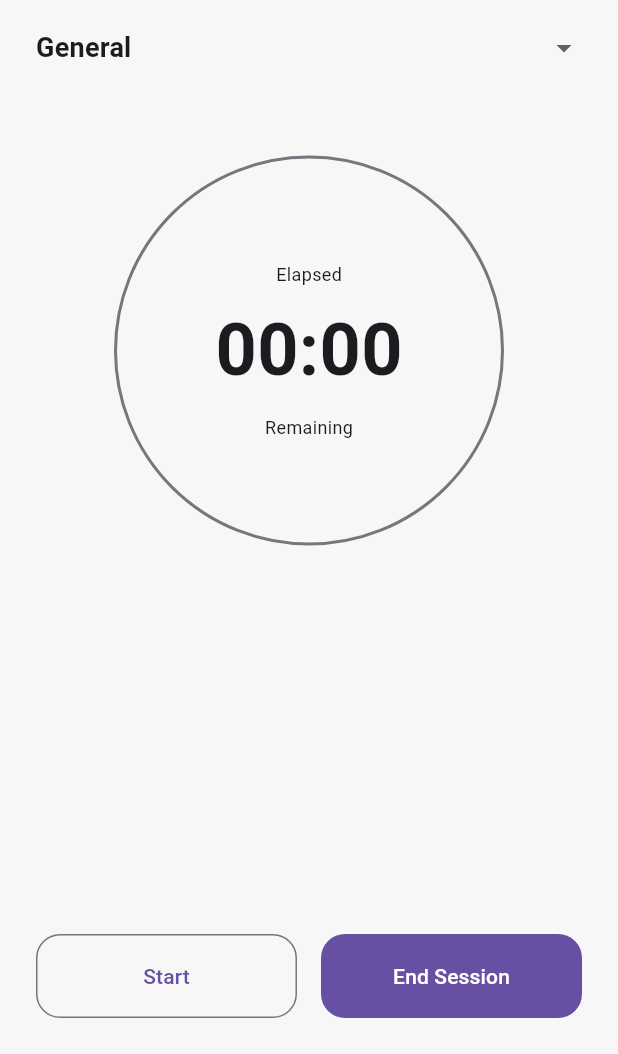
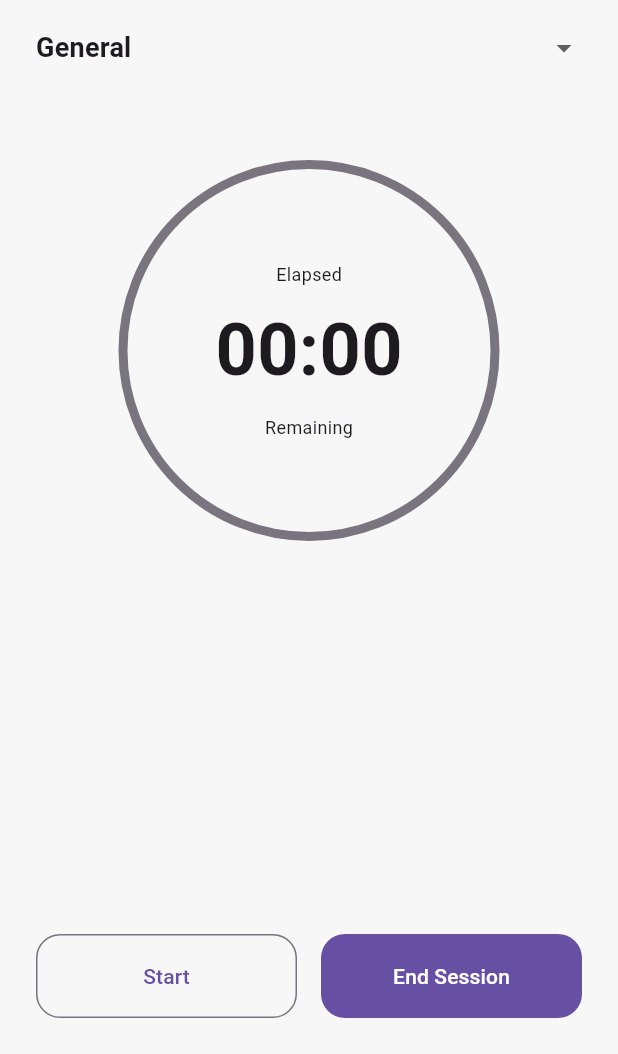
Before and after one commit to thisscribe000/PRAYER, a Flutter app: the screen it shows after launch, after a tap on the "play arrow" icon, on a phone screen of 412 x 824 dp, the part 182-1236 px from its top. Run offline on Flutter 3.47's test engine with Material 3 defaults, Android fonts, the phone set to English and light mode, and no system bars; our stand-ins replace flutter_riverpod, go_router, hive, hive_flutter; accounts and stored records are empty.

Commit message:
MVP freeze - core session tracking complete

```diff
--- a/lib/features/home/presentation/home_screen.dart
+++ b/lib/features/home/presentation/home_screen.dart
@@ -10,6 +10,8 @@ class HomeScreen extends ConsumerWidget {
   @override
   Widget build(BuildContext context, WidgetRef ref) {
     final session = ref.watch(sessionProvider);
+    final controller = ref.read(sessionProvider.notifier);
+
     final currentProject = session.projects.firstWhere(
       (p) => p.id == session.selectedProjectId,
       orElse: () => session.projects.first,
@@ -34,30 +36,52 @@ class HomeScreen extends ConsumerWidget {
           child: Column(
             crossAxisAlignment: CrossAxisAlignment.start,
             children: [
-              const SizedBox(height: 8),
               const Text(
-                'Today',
+                "Overview",
                 style: TextStyle(
                   fontSize: 18,
                   fontWeight: FontWeight.w600,
                 ),
               ),
+
               const SizedBox(height: 16),
+
               Card(
                 child: Padding(
                   padding: const EdgeInsets.all(16),
                   child: Column(
                     crossAxisAlignment: CrossAxisAlignment.start,
                     children: [
+                      const Text("Today"),
+                      const SizedBox(height: 4),
                       Text(
-                        currentProject.name,
-                        style: const TextStyle(fontSize: 12),
+                        _formatDuration(controller.todayTotal),
+                        style: const TextStyle(
+                          fontSize: 20,
+                          fontWeight: FontWeight.w700,
+                        ),
                       ),
-                      const SizedBox(height: 6),
+
+                      const SizedBox(height: 16),
+
+                      const Text("This Week"),
+                      const SizedBox(height: 4),
+                      Text(
+                        _formatDuration(controller.weekTotal),
+                        style: const TextStyle(
+                          fontSize: 20,
+                          fontWeight: FontWeight.w700,
+                        ),
+                      ),
+
+                      const SizedBox(height: 16),
+
+                      const Text("Current Project"),
+                      const SizedBox(height: 4),
                       Text(
                         _formatDuration(currentProject.total),
                         style: const TextStyle(
-                          fontSize: 28,
+                          fontSize: 20,
                           fontWeight: FontWeight.w700,
                         ),
                       ),
--- a/lib/features/session/domain/session_controller.dart
+++ b/lib/features/session/domain/session_controller.dart
@@ -1,16 +1,27 @@
 import 'dart:async';
 import 'package:flutter_riverpod/legacy.dart';
 import 'package:uuid/uuid.dart';
+import 'package:hive/hive.dart';
 
 final sessionProvider =
     StateNotifierProvider<SessionController, SessionState>(
   (ref) => SessionController(),
 );
 
+class PrayerSession {
+  final Duration duration;
+  final DateTime date;
+
+  PrayerSession({
+    required this.duration,
+    required this.date,
+  });
+}
+
 class PrayerProject {
   final String id;
   final String name;
-  final List<Duration> sessions;
+  final List<PrayerSession> sessions;
 
   PrayerProject({
     required this.id,
@@ -21,14 +32,14 @@ class PrayerProject {
   Duration get total {
     return sessions.fold(
       Duration.zero,
-      (previous, element) => previous + element,
+      (previous, element) => previous + element.duration,
     );
   }
 
   PrayerProject copyWith({
     String? id,
     String? name,
-    List<Duration>? sessions,
+    List<PrayerSession>? sessions,
   }) {
     return PrayerProject(
       id: id ?? this.id,
@@ -73,23 +84,114 @@ class SessionController extends StateNotifier<SessionState> {
           SessionState(
             elapsed: Duration.zero,
             isRunning: false,
-            projects: [
-              PrayerProject(
+            projects: [],
+            selectedProjectId: "",
+          ),
+        ) {
+    _loadProjects();
+  }
+
+  Timer? _timer;
+
+  // ---------------- ANALYTICS ----------------
+
+  Duration get todayTotal {
+    final now = DateTime.now();
+
+    final todaySessions = state.projects
+        .expand((p) => p.sessions)
+        .where((s) =>
+            s.date.year == now.year &&
+            s.date.month == now.month &&
+            s.date.day == now.day);
+
+    return todaySessions.fold(
+      Duration.zero,
+      (prev, element) => prev + element.duration,
+    );
+  }
+
+  Duration get weekTotal {
+    final now = DateTime.now();
+    final startOfWeek =
+        now.subtract(Duration(days: now.weekday - 1));
+
+    final weekSessions = state.projects
+        .expand((p) => p.sessions)
+        .where((s) => s.date.isAfter(startOfWeek));
+
+    return weekSessions.fold(
+      Duration.zero,
+      (prev, element) => prev + element.duration,
+    );
+  }
+
+  // ---------------- LOAD ----------------
+
+  void _loadProjects() {
+    final box = Hive.box('projectsBox');
+    final saved = box.get('projects');
+
+    if (saved != null) {
+      final List<PrayerProject> loadedProjects =
+          (saved as List).map((e) {
+        final map = Map<String, dynamic>.from(e);
+
+        return PrayerProject(
+          id: map['id'],
+          name: map['name'],
+          sessions: (map['sessions'] as List).map((s) {
+            final sessionMap = Map<String, dynamic>.from(s);
+            return PrayerSession(
+              duration: Duration(seconds: sessionMap['duration']),
+              date: DateTime.parse(sessionMap['date']),
+            );
+          }).toList(),
+        );
+      }).toList();
+
+      state = state.copyWith(
+        projects: loadedProjects,
+        selectedProjectId: loadedProjects.first.id,
+      );
+    } else {
+      final defaultProject = PrayerProject(
         id: const Uuid().v4(),
         name: "General",
         sessions: [],
-              ),
-            ],
-            selectedProjectId: "",
-          ),
-        ) {
-    // Automatically select the default project
+      );
+
       state = state.copyWith(
-      selectedProjectId: state.projects.first.id,
+        projects: [defaultProject],
+        selectedProjectId: defaultProject.id,
       );
+
+      _saveProjects();
+    }
   }
 
-  Timer? _timer;
+  // ---------------- SAVE ----------------
+
+  void _saveProjects() {
+    final box = Hive.box('projectsBox');
+
+    final serialized = state.projects.map((p) {
+      return {
+        'id': p.id,
+        'name': p.name,
+        'sessions': p.sessions.map((s) {
+          return {
+            'duration': s.duration.inSeconds,
+            'date': s.date.toIso8601String(),
+          };
+        }).toList(),
+      };
+    }).toList();
+
+    box.put('projects', serialized);
+  }
+
+  // ---------------- TIMER ----------------
 
   void start() {
     if (state.isRunning) return;
@@ -122,10 +224,15 @@ class SessionController extends StateNotifier<SessionState> {
       return;
     }
 
+    final newSession = PrayerSession(
+      duration: state.elapsed,
+      date: DateTime.now(),
+    );
+
     final updatedProjects = state.projects.map((project) {
       if (project.id == state.selectedProjectId) {
         return project.copyWith(
-          sessions: [...project.sessions, state.elapsed],
+          sessions: [...project.sessions, newSession],
         );
       }
       return project;
@@ -136,16 +243,14 @@ class SessionController extends StateNotifier<SessionState> {
       elapsed: Duration.zero,
       isRunning: false,
     );
+
+    _saveProjects();
   }
+
+  // ---------------- PROJECT MANAGEMENT ----------------
 
   void selectProject(String id) {
     state = state.copyWith(selectedProjectId: id);
-  }
-
-  PrayerProject get currentProject {
-    return state.projects.firstWhere(
-      (p) => p.id == state.selectedProjectId,
-    );
   }
 
   void createProject(String name) {
@@ -158,6 +263,30 @@ class SessionController extends StateNotifier<SessionState> {
     state = state.copyWith(
       projects: [...state.projects, newProject],
     );
+
+    _saveProjects();
   }
 
+  // ✅ NEW METHOD ADDED (nothing removed)
+
+  void deleteProject(String id) {
+    if (state.projects.length <= 1) return;
+
+    final updated = state.projects.where((p) => p.id != id).toList();
+
+    final newSelected = updated.first.id;
+
+    state = state.copyWith(
+      projects: updated,
+      selectedProjectId: newSelected,
+    );
+
+    _saveProjects();
   }
+
+  PrayerProject get currentProject {
+    return state.projects.firstWhere(
+      (p) => p.id == state.selectedProjectId,
+    );
+  }
+}
--- a/lib/features/session/presentation/pray_now_screen.dart
+++ b/lib/features/session/presentation/pray_now_screen.dart
@@ -1,5 +1,6 @@
 import 'package:flutter/material.dart';
 import 'package:flutter_riverpod/flutter_riverpod.dart';
+import 'widgets/progress_ring.dart';
 
 import '../../../core/theme/theme_mode_provider.dart';
 import '../domain/session_controller.dart';
@@ -72,18 +73,20 @@ class PrayNowScreen extends ConsumerWidget {
             const SizedBox(height: 48),
 
             /// Circle Placeholder
-            Container(
+            SizedBox(
               width: 260,
               height: 260,
-              decoration: BoxDecoration(
-                shape: BoxShape.circle,
-                border: Border.all(
-                  color: theme.dividerColor,
-                  width: 2,
+              child: Stack(
+                alignment: Alignment.center,
+                children: [
+                  ProgressRing(
+                    elapsed: session.elapsed,
+                    maxDuration: const Duration(minutes: 60),
+                    activeColor: theme.colorScheme.primary,
+                    inactiveColor: theme.dividerColor,
                   ),
-              ),
-              child: Center(
-                child: Column(
+
+                  Column(
                     mainAxisAlignment: MainAxisAlignment.center,
                     children: [
                       const Text("Elapsed", style: TextStyle(fontSize: 12)),
@@ -99,8 +102,10 @@ class PrayNowScreen extends ConsumerWidget {
                       const Text("Remaining", style: TextStyle(fontSize: 12)),
                     ],
                   ),
+                ],
               ),
             ),
+
 
             const Spacer(),
 
--- /dev/null
+++ b/lib/features/session/presentation/widgets/progress_ring.dart
@@ -0,0 +1,75 @@
+import 'dart:math';
+import 'package:flutter/material.dart';
+
+class ProgressRing extends StatelessWidget {
+  final Duration elapsed;
+  final Duration maxDuration;
+  final Color activeColor;
+  final Color inactiveColor;
+
+  const ProgressRing({
+    super.key,
+    required this.elapsed,
+    required this.maxDuration,
+    required this.activeColor,
+    required this.inactiveColor,
+  });
+
+  @override
+  Widget build(BuildContext context) {
+    final progress =
+        (elapsed.inSeconds / maxDuration.inSeconds).clamp(0.0, 1.0);
+
+    return CustomPaint(
+      painter: _RingPainter(
+        progress: progress,
+        activeColor: activeColor,
+        inactiveColor: inactiveColor,
+      ),
+      child: const SizedBox.expand(),
+    );
+  }
+}
+
+class _RingPainter extends CustomPainter {
+  final double progress;
+  final Color activeColor;
+  final Color inactiveColor;
+
+  _RingPainter({
+    required this.progress,
+    required this.activeColor,
+    required this.inactiveColor,
+  });
+
+  @override
+  void paint(Canvas canvas, Size size) {
+    const strokeWidth = 6.0;
+    final center = size.center(Offset.zero);
+    final radius = (size.width / 2) - strokeWidth;
+
+    final backgroundPaint = Paint()
+      ..color = inactiveColor
+      ..style = PaintingStyle.stroke
+      ..strokeWidth = strokeWidth
+      ..strokeCap = StrokeCap.round;
+
+    final progressPaint = Paint()
+      ..color = activeColor
+      ..style = PaintingStyle.stroke
+      ..strokeWidth = strokeWidth
+      ..strokeCap = StrokeCap.round;
+
+    final rect = Rect.fromCircle(center: center, radius: radius);
+
+    canvas.drawArc(rect, -pi / 2, 2 * pi, false, backgroundPaint);
+    canvas.drawArc(rect, -pi / 2, 2 * pi * progress, false, progressPaint);
+  }
+
+  @override
+  bool shouldRepaint(covariant _RingPainter oldDelegate) {
+    return oldDelegate.progress != progress ||
+        oldDelegate.activeColor != activeColor ||
+        oldDelegate.inactiveColor != inactiveColor;
+  }
+}
--- a/lib/main.dart
+++ b/lib/main.dart
@@ -1,3 +1,4 @@
+import 'package:hive_flutter/hive_flutter.dart';
 import 'package:flutter/material.dart';
 import 'package:flutter_riverpod/flutter_riverpod.dart';
 
@@ -5,8 +6,12 @@ import 'app/router/app_router.dart';
 import 'app/theme/app_theme.dart';
 import 'core/theme/theme_mode_provider.dart';
 
-void main() {
+Future<void> main() async {
   WidgetsFlutterBinding.ensureInitialized();
+
+  await Hive.initFlutter();
+  await Hive.openBox('projectsBox');
+
   runApp(const ProviderScope(child: PrayWithMeApp()));
 }
 
--- a/pubspec.yaml
+++ b/pubspec.yaml
@@ -44,6 +44,8 @@ dependencies:
   flutter_local_notifications: ^20.0.0
   timezone: ^0.10.1
   uuid: ^4.4.0
+  hive: ^2.2.3
+  hive_flutter: ^1.1.0
 
 dev_dependencies:
   flutter_test:
```
Also changed, not shown: lib/features/bank/presentation/bank_screen.dart (+8 -4 lines), lib/features/bank/presentation/project_detail_screen.dart (added, +135 -0 lines), pubspec.lock. Lines whose indentation alone changed are shown as unchanged.
